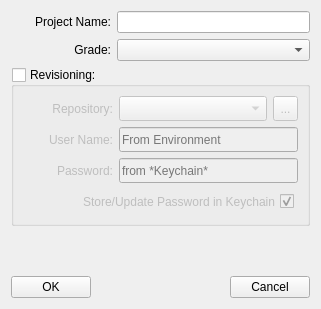
Semi-ATE/Semi-ATE, file ATE/spyder/widgets/actions_on/project/ProjectWizard.ui: the form before one commit.
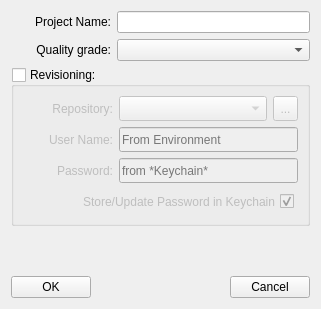
The form after the commit.

The edit to the form file:
```diff
--- a/ATE/spyder/widgets/actions_on/project/ProjectWizard.ui
+++ b/ATE/spyder/widgets/actions_on/project/ProjectWizard.ui
@@ -106,7 +106,7 @@
         </size>
        </property>
        <property name="text">
-        <string>Grade:</string>
+        <string>Quality grade:</string>
        </property>
        <property name="alignment">
         <set>Qt::AlignRight|Qt::AlignTrailing|Qt::AlignVCenter</set>
```
Left out of the diff: 4 changed lines with no effect on the pictures.
